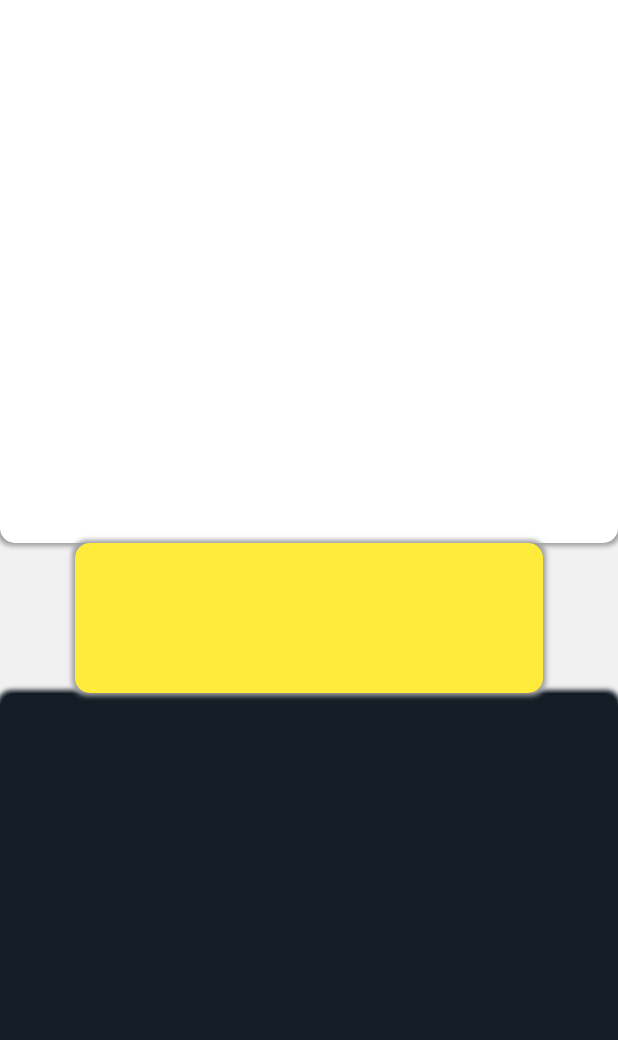
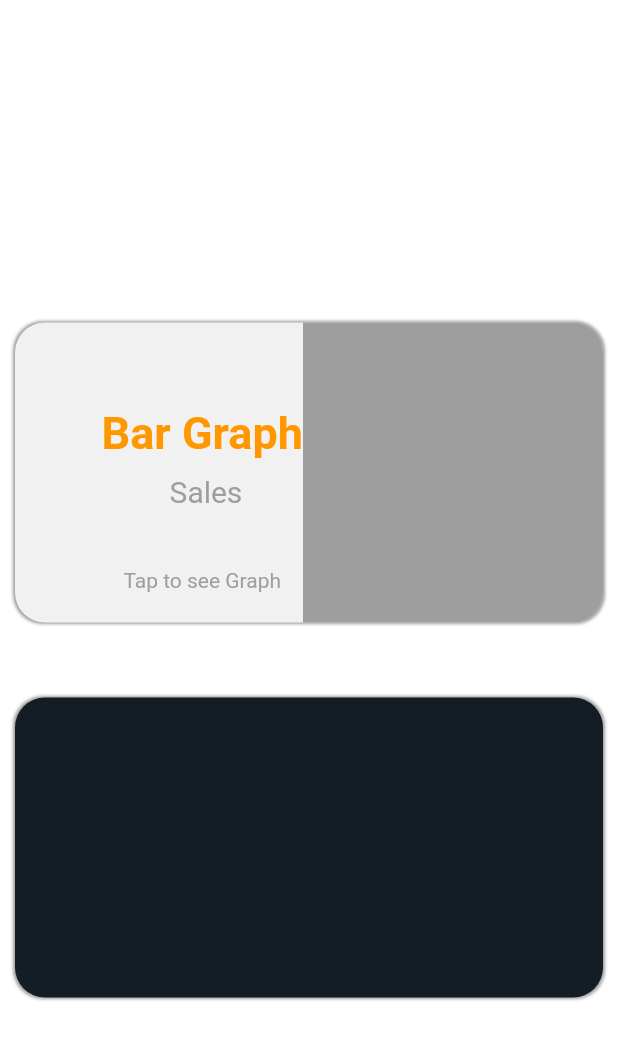
Before and after one commit to HTibs/charts_unergia, a Flutter app: the screen it shows after launch, on a phone screen of 412 x 824 dp. Shown: the top 1040 px of the screen. Run offline on Flutter 3.47's test engine with Material 2 defaults, Android fonts, the phone set to English and light mode, and no system bars; our stand-ins replace charts_flutter, cloud_firestore, fl_chart; missing offline and left inert: shadow, slide_to_confirm; accounts and stored records are empty.

```diff
--- /dev/null
+++ b/lib/activities/newHome.dart
@@ -0,0 +1,109 @@
+import 'package:flutter/material.dart';
+
+import 'package:shadow/shadow.dart';
+
+import '../services/routers.dart';
+
+class NewHome extends StatelessWidget {
+  @override
+  Widget build(BuildContext context) {
+    return SafeArea(
+      child: Scaffold(
+        backgroundColor: Colors.white,
+        appBar: AppBar(
+          title: Text("Charts"),
+          backgroundColor: Colors.white,
+          elevation: 0.0,
+        ),
+        body: Container(
+          height: double.infinity,
+          color: Colors.white,
+          child: Column(
+            mainAxisAlignment: MainAxisAlignment.center,
+            children: <Widget>[
+              InkWell(
+                onTap: () {
+                  Navigator.pushNamed(context, '/saleshome');
+                },
+                child: Container(
+                  margin: EdgeInsets.only(left: 10.0, right: 10.0),
+                  height: 200.0,
+                  decoration: BoxDecoration(
+                      color: Color(0xffF1F1F2),
+                      borderRadius: BorderRadius.all(Radius.circular(20.0)),
+                      boxShadow: [
+                        BoxShadow(
+                            color: Colors.grey,
+                            spreadRadius: 1.0,
+                            blurRadius: 1.0)
+                      ]),
+                  child: Row(
+                    mainAxisAlignment: MainAxisAlignment.end,
+                    children: <Widget>[
+                      Column(
+                        mainAxisAlignment: MainAxisAlignment.end,
+                        children: <Widget>[
+                          Text(
+                            'Bar Graph',
+                            style: TextStyle(
+                                color: Colors.orange,
+                                fontSize: 30.0,
+                                fontWeight: FontWeight.bold),
+                          ),
+                          SizedBox(
+                            height: 10.0,
+                          ),
+                          Text(
+                            '\tSales',
+                            style:
+                                TextStyle(color: Colors.grey, fontSize: 20.0),
+                          ),
+                          SizedBox(
+                            height: 40.0,
+                          ),
+                          Center(
+                              child: Text(
+                            'Tap to see Graph',
+                            style: TextStyle(color: Colors.grey),
+                          )),
+                          SizedBox(
+                            height: 20.0,
+                          )
+                        ],
+                      ),
+                      Container(
+                        width: 200,
+                        height: 200.0,
+                        decoration: BoxDecoration(
+                            color: Colors.grey,
+                            borderRadius: BorderRadius.only(
+                                bottomRight: Radius.circular(20.0),
+                                topRight: Radius.circular(20.0))),
+                      )
+                    ],
+                  ),
+                ),
+              ),
+              SizedBox(
+                height: 50.0,
+              ),
+              Container(
+                margin: EdgeInsets.only(left: 10.0, right: 10.0),
+                height: 200.0,
+                decoration: BoxDecoration(
+                    color: Color(0xff141d26),
+                    borderRadius: BorderRadius.all(Radius.circular(20.0)),
+                    boxShadow: [
+                      BoxShadow(
+                          color: Colors.grey,
+                          spreadRadius: 1.0,
+                          blurRadius: 1.0)
+                    ]),
+              )
+            ],
+          ),
+        ),
+      ),
+    );
+  }
+}
--- a/lib/services/routers.dart
+++ b/lib/services/routers.dart
@@ -4,11 +4,12 @@ import '../activities/SalesHomeActivity.dart';
 import '../activities/homeActivity.dart';
 import '../activities/sampl.dart';
 import '../activities/pieChartActivity.dart';
+import '../activities/newHome.dart';
 
 Route<dynamic> generateRoute(RouteSettings settings) {
   switch (settings.name) {
     case '/':
-      return MaterialPageRoute(builder: (context) => HomeActivity());
+      return MaterialPageRoute(builder: (context) => NewHome());
     case '/salesHome':
       return MaterialPageRoute(builder: (context) => SalesHomeActivity());
     case '/sample':
@@ -22,7 +23,7 @@ Route<dynamic> generateRoute(RouteSettings settings) {
               PieChartActivity(),
           transitionsBuilder: (context, animation, secondaryAnimation, child) {
             animation =
-                CurvedAnimation(parent: animation, curve: Curves.bounceInOut);
+                CurvedAnimation(parent: animation, curve: Curves.linear);
             return ScaleTransition(
               alignment: Alignment.center,
               scale: animation,
```
Also changed, not shown: lib/activities/SalesHomeActivity.dart (+17 -3 lines), lib/activities/homeActivity.dart (+79 -58 lines), lib/activities/pieChartActivity.dart (+45 -24 lines), pubspec.yaml (+5 -3 lines), pubspec.lock.
